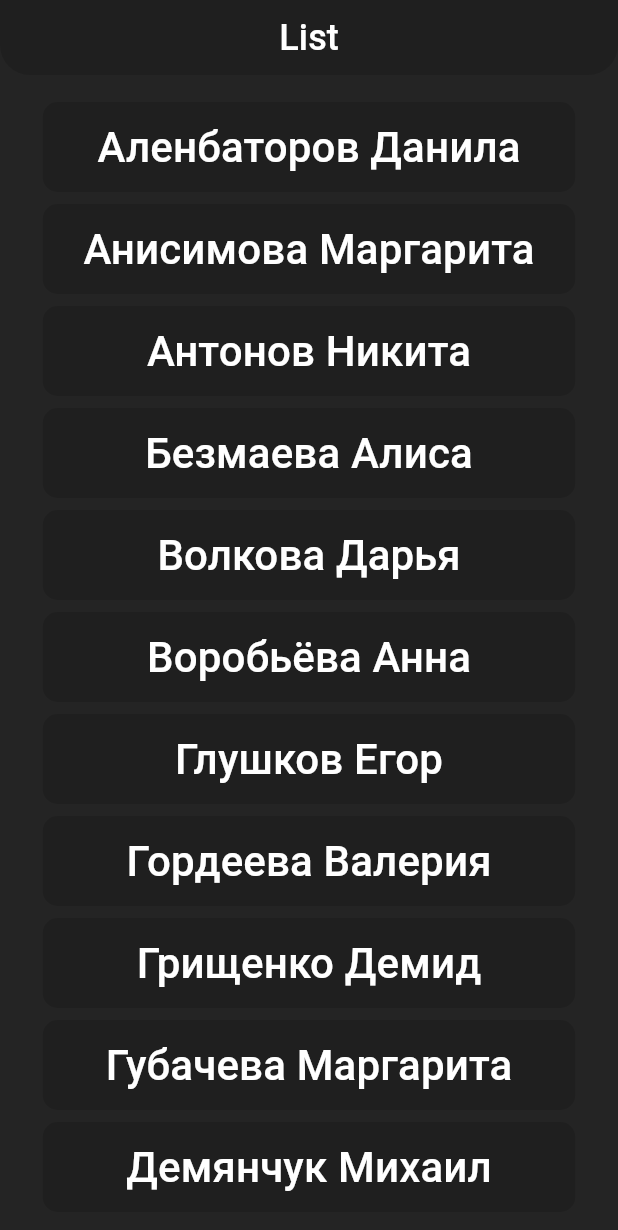
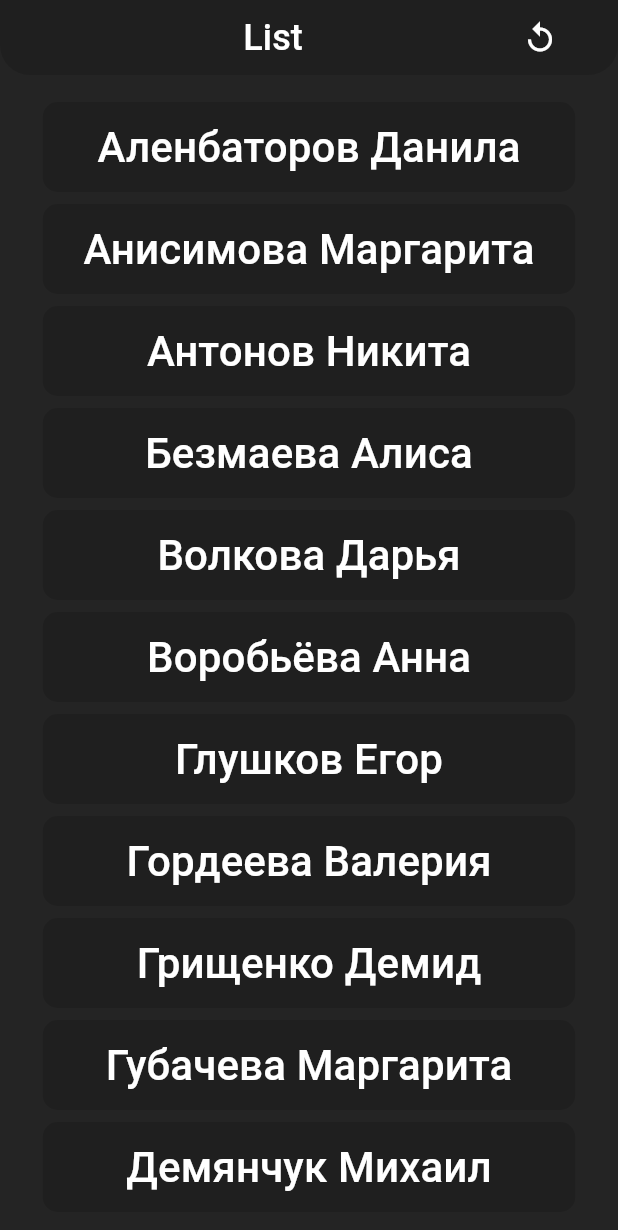
Before and after one commit to Lynx20wz/attendance_tracker, a Flutter app: the screen it shows after launch, on a phone screen of 412 x 824 dp. Shown: the top 1230 px of the screen. Run offline on Flutter 3.47's test engine with Material 3 defaults, Android fonts, the phone set to English and light mode, and no system bars.

Commit message:
Added button for status reset

```diff
--- a/lib/main.dart
+++ b/lib/main.dart
@@ -25,8 +25,9 @@ class StudentRepository {
 
       if (await file.exists()) {
         final json = jsonDecode(await file.readAsString());
+
         final date = DateTime.fromMillisecondsSinceEpoch(json['timestamp']);
-        if (date.isSameDay(DateTime.now())) {
+        if (date.isSameDay(DateTime.now()) && json['students'].length > 0) {
           return [for (var s in json['students']) Student.fromJson(s)];
         }
       }
@@ -64,7 +65,6 @@ class App extends StatelessWidget {
   Widget build(BuildContext context) => MaterialApp(
     title: 'Presents',
     theme: AppTheme.darkTheme,
-    debugShowCheckedModeBanner: false,
     home: const HomePage(),
   );
 }
@@ -79,7 +79,7 @@ class HomePage extends StatefulWidget {
 
 class _HomePageState extends State<HomePage> with WidgetsBindingObserver {
   final repo = StudentRepository();
-  List<Student>? students;
+  List<Student> students = [];
 
   @override
   void initState() {
@@ -96,23 +96,20 @@ class _HomePageState extends State<HomePage> with WidgetsBindingObserver {
 
   @override
   void didChangeAppLifecycleState(AppLifecycleState state) {
-    if (state == AppLifecycleState.paused && students != null) {
-      repo.save(students!);
+    if (state == AppLifecycleState.paused) {
+      repo.save(students);
+      log('Students saved: $students');
     }
   }
 
   Future<void> _load() async {
     students = await repo.load();
+    log('Students loaded: $students');
     setState(() {});
   }
 
   @override
-  Widget build(BuildContext context) {
-    if (students == null) {
-      return const Scaffold(body: Center(child: CircularProgressIndicator()));
-    }
-
-    return Scaffold(
+  Widget build(BuildContext context) => Scaffold(
     appBar: AppBar(
       title: TextButton(
         style: TextButton.styleFrom(
@@ -121,11 +118,35 @@ class _HomePageState extends State<HomePage> with WidgetsBindingObserver {
         ),
         onPressed: () => Navigator.push(
           context,
-            MaterialPageRoute(builder: (_) => StatsPage(students!)),
+          MaterialPageRoute(builder: (_) => StatsPage(students)),
         ),
-          child: const Text('List', style: TextStyle(fontSize: 24)),
+        child: Row(
+          children: [
+            Expanded(
+              child: Center(
+                child: Text('List', style: TextStyle(fontSize: 24)),
               ),
-        centerTitle: true,
+            ),
+            IconButton(
+              onPressed: () => setState(() {
+                students.resetStatus();
+                ScaffoldMessenger.of(context).showSnackBar(
+                  SnackBar(
+                    content: Center(
+                      child: Text(
+                        'Статусы сброшены',
+                        style: TextStyle(fontSize: 18),
+                      ),
+                    ),
+                  ),
+                );
+                repo.save(students);
+              }),
+              icon: Icon(Icons.replay_outlined, size: 24),
+            ),
+          ],
+        ),
+      ),
       backgroundColor: AppColors.darkerGray,
       toolbarHeight: 50,
       shape: const RoundedRectangleBorder(
@@ -135,13 +156,14 @@ class _HomePageState extends State<HomePage> with WidgetsBindingObserver {
     body: Container(
       margin: const EdgeInsets.all(10),
       color: AppColors.darkGray,
-        child: ListView.separated(
+      child: students.isEmpty
+          ? emptyWidget
+          : ListView.separated(
               padding: const EdgeInsets.all(8),
               separatorBuilder: (_, _) => const SizedBox(height: cardGap),
-          itemCount: students!.length,
-          itemBuilder: (_, i) => Center(child: StudentWidget(students![i])),
+              itemCount: students.length,
+              itemBuilder: (_, i) => Center(child: StudentWidget(students[i])),
             ),
     ),
   );
 }
-}
--- a/lib/student.dart
+++ b/lib/student.dart
@@ -36,6 +36,11 @@ class Student {
     json['name']!,
     status: StudentStatus.values.byName(json['status']!),
   );
+}
+
+extension ResetStatus on List<Student> {
+  void resetStatus() =>
+      forEach((student) => student.status = StudentStatus.unknown);
 }
 
 class StudentWidget extends StatefulWidget {
@@ -145,3 +150,5 @@ class _StudentWidgetState extends State<StudentWidget> {
     }
   }
 }
+
+final emptyWidget = StudentWidget(Student('No data'));
--- a/lib/theme.dart
+++ b/lib/theme.dart
@@ -35,6 +35,12 @@ class AppTheme {
       style: TextButton.styleFrom(foregroundColor: Colors.white),
     ),
 
+    snackBarTheme: SnackBarThemeData(
+      backgroundColor: AppColors.darkerGray,
+      contentTextStyle: const TextStyle(color: Colors.white),
+      behavior: SnackBarBehavior.floating,
+    ),
+
     // Другие настройки
     colorScheme: ColorScheme.dark(
       primary: AppColors.darkGray,
```
Lines whose indentation alone changed are shown as unchanged.
